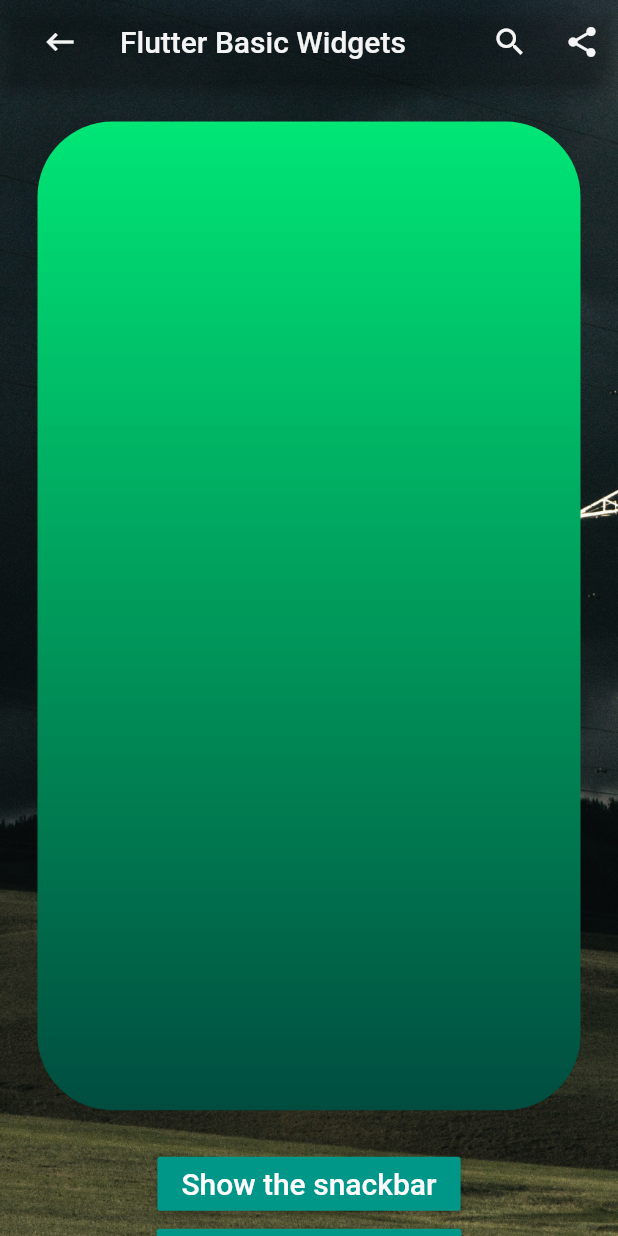
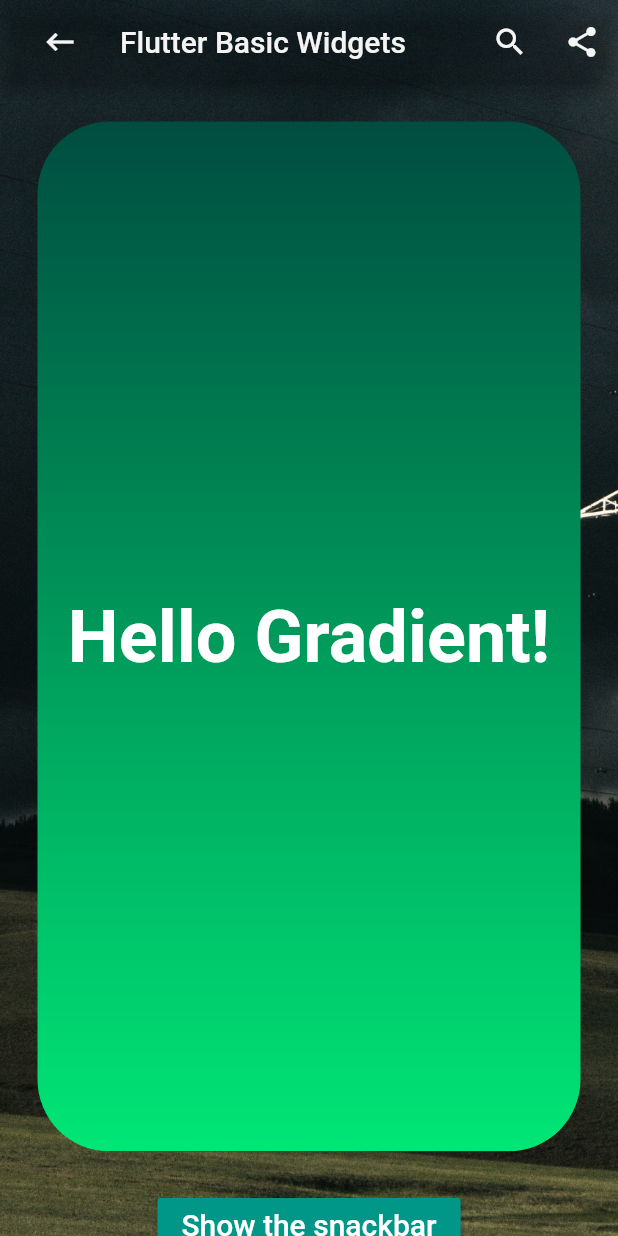
Before and after one commit to drogbut/FlutterBasicWidgets, a Flutter app: the screen it shows after launch, on a phone screen of 412 x 824 dp. Run offline on Flutter 3.47's test engine with Material 2 defaults, Android fonts, the phone set to English and light mode, and no system bars.

```diff
--- a/lib/screens/body.dart
+++ b/lib/screens/body.dart
@@ -30,6 +30,14 @@ class _BodyState extends State<Body> {
               MyContainer(
                   context,
                   [
+                    Text(
+                      'Hello Gradient!',
+                      style: TextStyle(
+                        fontSize: 48.0,
+                        fontWeight: FontWeight.bold,
+                        color: Colors.white,
+                      ),
+                    ),
                     /*MyCustomText("Text And TextField",
                       textScaleFactor: 1.2,
                       fontWeight: FontWeight.bold,
--- a/lib/widgets/my_container.dart
+++ b/lib/widgets/my_container.dart
@@ -15,11 +15,24 @@ class MyContainer extends Container {
           mainAxisAlignment: mainAxisAlignment,
           children: child,
         ),
-        height: MediaQuery.of(context).size.height*4/5,
+        height: MediaQuery.of(context).size.height*5/6,
         width: MediaQuery.of(context).size.width,
         margin: EdgeInsets.all(25.0),
         alignment: Alignment.center,
-        decoration: MyBackgroundGradient(colorAccent, colorPrimary, radius: 50.0)
+        decoration: BoxDecoration(
+          borderRadius: BorderRadius.all(Radius.circular(48.0)),
+            gradient: LinearGradient(
+              begin: Alignment.topCenter,
+              end: Alignment.bottomCenter,
+              tileMode: TileMode.repeated,
+              colors: [
+                colorPrimary,
+                colorAccent,
+              ],
+            )
+        ),
+
+        /*MyBackgroundGradient(colorAccent, colorPrimary, radius: 50.0)*/
       );
 
 }
```
Also changed, not shown: assets/images/my_gradient_container.png (added).
